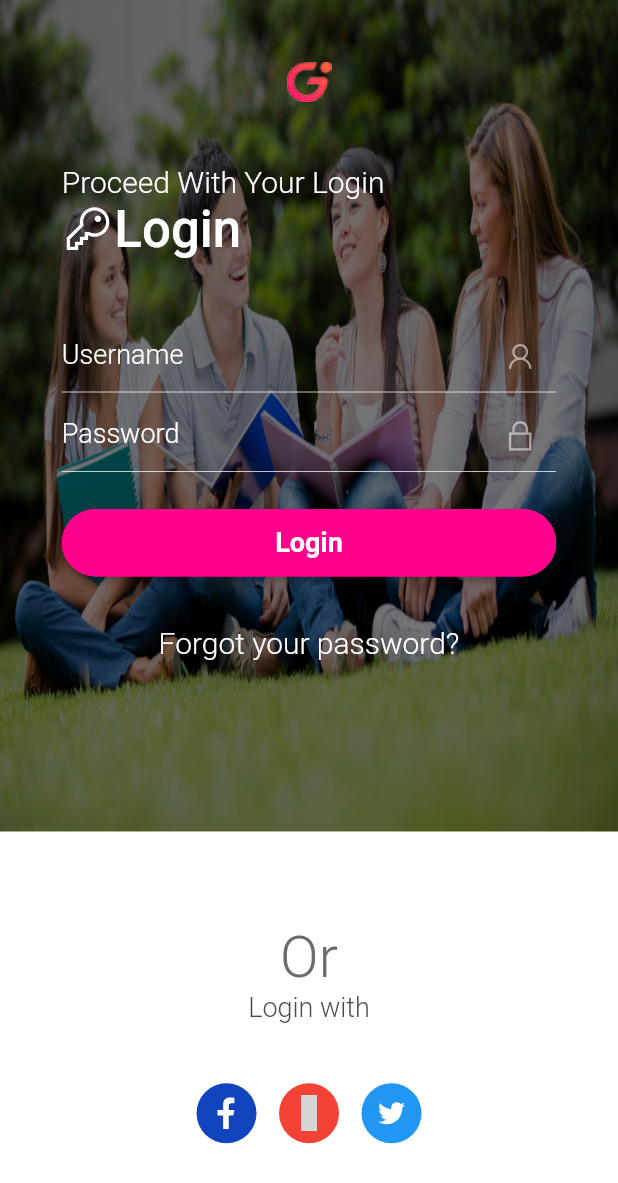
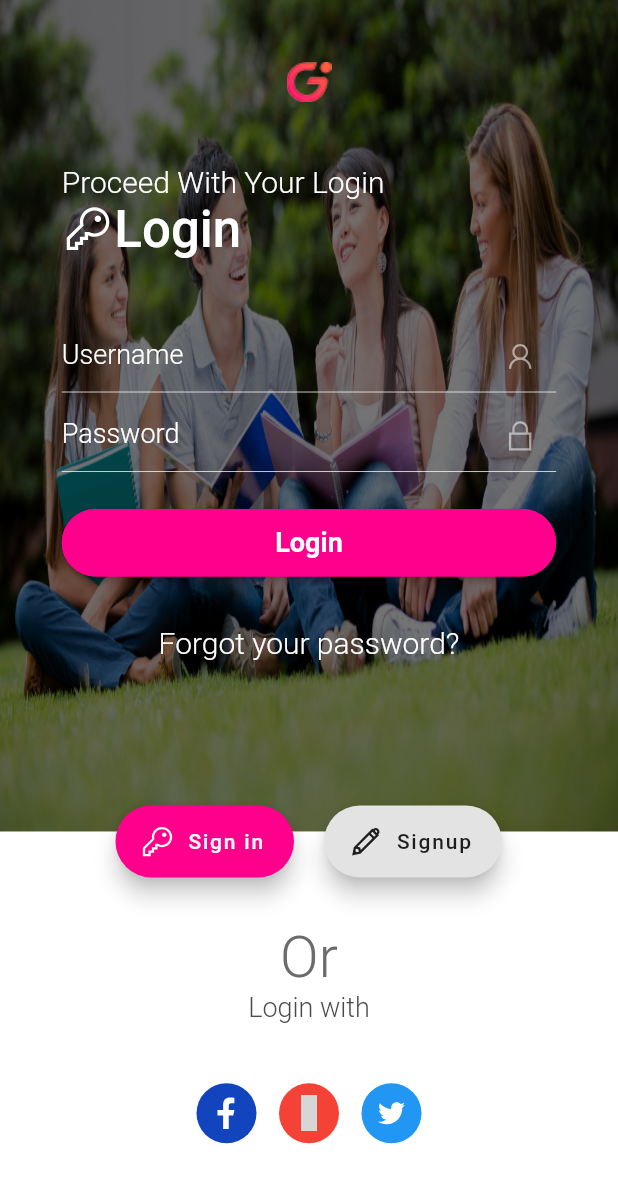
Before and after one commit to HoangDuck/gsot_intern_social_media, a Flutter app: the screen it shows after launch, on a phone screen of 412 x 824 dp. Shown: the top 1183 px of the screen. Run offline on Flutter 3.47's test engine with Material 2 defaults, Android fonts, the phone set to English and light mode, and no system bars; our stand-ins replace image_picker, line_icons, page_transition, shared_preferences; grey boxes are pictures that could not be loaded.

Commit message:
UI sign in and signup

```diff
--- a/lib/main.dart
+++ b/lib/main.dart
@@ -76,7 +76,9 @@ class LoginPage extends StatelessWidget {
     );
   }
   Widget loginAndRegisterUI(BuildContext context){
-    return Column(
+    return Stack(
+      children:[
+        Column(
           children: [
             Expanded(child: Container(
                 color: Colors.white,
@@ -174,6 +176,32 @@ class LoginPage extends StatelessWidget {
               ),
             )
           ],
+        ),
+        Positioned(
+          bottom: MediaQuery.of(context).size.width*0.58,
+          right: MediaQuery.of(context).size.width/2+10,
+          child:  FloatingActionButton.extended(
+            onPressed: () {
+              // Add your onPressed code here!
+            },
+            label: Text('Sign in'),
+            icon: Icon(LineIcons.key),
+            backgroundColor: Color(0xffff008c),
+          ),
+        ),
+        Positioned(
+          bottom: MediaQuery.of(context).size.width*0.58,
+          left: MediaQuery.of(context).size.width/2+10,
+          child:  FloatingActionButton.extended(
+            onPressed: () {
+              // Add your onPressed code here!
+            },
+            label: Text('Signup',style: TextStyle(color: Colors.black87),),
+            icon: Icon(LineIcons.alternatePencil,color: Colors.black87,),
+            backgroundColor: Color(0xffe3e3e3),
+          ),
+        ),
+      ]
     );
   }
   Future<int>_getIdUser()async{
```
Lines whose indentation alone changed are shown as unchanged.
